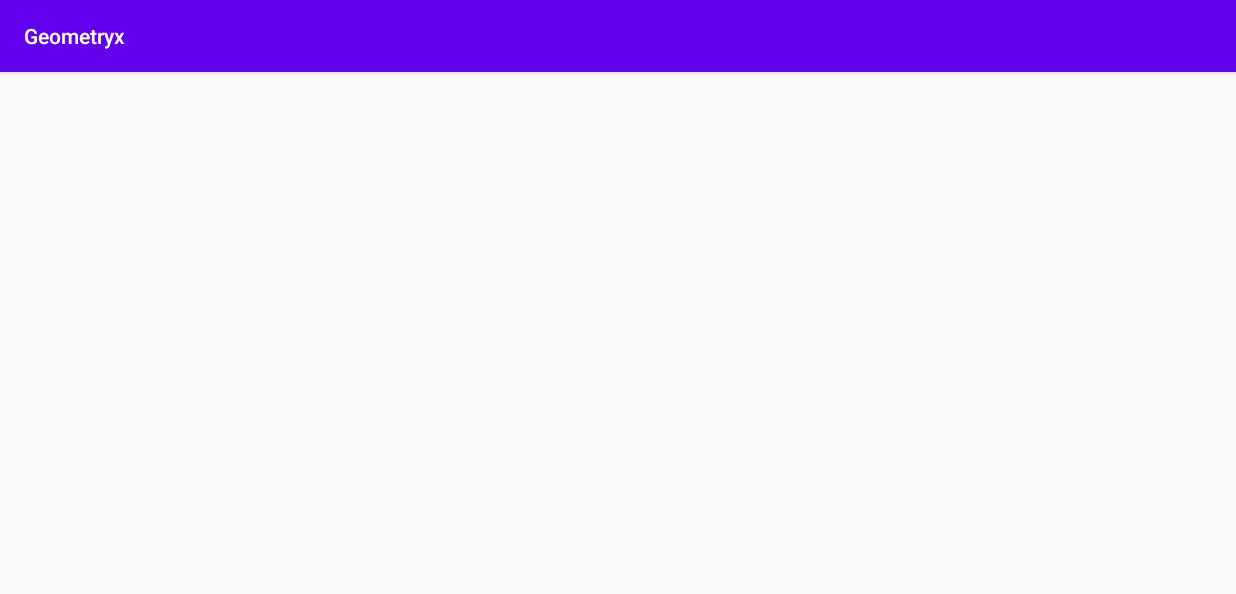
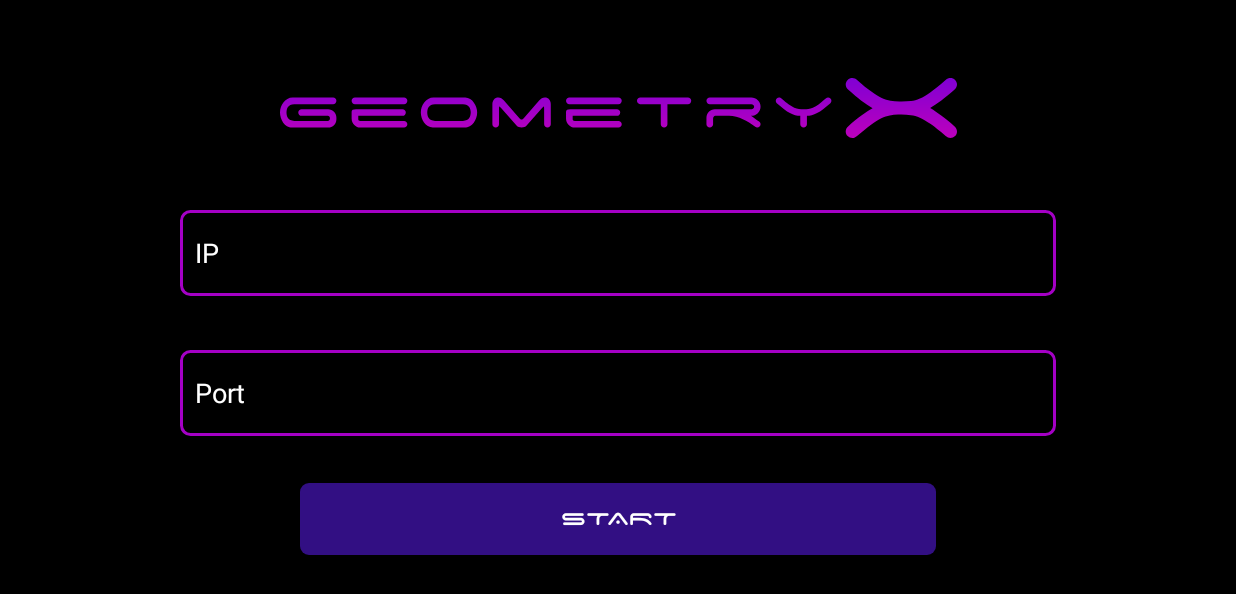
Before and after one commit to Sok4h/GeometryxAndroid, an Android app: the screen it shows after launch (MainActivity), on a phone screen of 824 x 412 dp (held sideways). Shown: the top 594 px of the screen. Run offline under Robolectric (Android 15) with nearby library versions, the phone set to English and light mode, and no system bars.

Commit message:
Activity conexion inputs

```diff
--- a/app/build.gradle
+++ b/app/build.gradle
@@ -3,6 +3,7 @@ apply plugin: 'com.android.application'
 android {
     compileSdkVersion 29
     buildToolsVersion "29.0.3"
+    android.defaultConfig.vectorDrawables.useSupportLibrary = true
 
     defaultConfig {
         applicationId "com.sokah.geometryx"
--- /dev/null
+++ b/app/src/main/res/drawable/btn.xml
@@ -0,0 +1,7 @@
+<?xml version="1.0" encoding="utf-8"?>
+<shape android:shape="rectangle"
+    xmlns:android="http://schemas.android.com/apk/res/android">
+    <solid android:color="#320F83"></solid>
+    <corners android:radius="6dp"></corners>
+
+</shape>
--- /dev/null
+++ b/app/src/main/res/drawable/input.xml
@@ -0,0 +1,17 @@
+<?xml version="1.0" encoding="utf-8"?>
+
+<shape android:shape="rectangle"
+    xmlns:android="http://schemas.android.com/apk/res/android">
+
+
+    <corners android:radius="6dp" />
+    <stroke
+        android:color="#A400C5"
+        android:width="3px" />
+    <solid android:color="@android:color/transparent"/>
+    <padding android:bottom="10dp"
+        android:left="10dp"
+        android:right="10dp"
+        android:top="10dp"></padding>
+
+</shape>
--- a/app/src/main/res/layout/activity_main.xml
+++ b/app/src/main/res/layout/activity_main.xml
@@ -2,6 +2,70 @@
 <androidx.constraintlayout.widget.ConstraintLayout xmlns:android="http://schemas.android.com/apk/res/android"
     xmlns:app="http://schemas.android.com/apk/res-auto"
     xmlns:tools="http://schemas.android.com/tools"
+    android:id="@+id/back"
     android:layout_width="match_parent"
     android:layout_height="match_parent"
-    tools:context=".MainActivity"/>
+    android:background="#000000"
+    tools:context=".MainActivity">
+
+    <ImageView
+        android:id="@+id/imageView2"
+        android:layout_width="wrap_content"
+        android:layout_height="64dp"
+        android:layout_marginTop="40dp"
+        app:layout_constraintEnd_toEndOf="parent"
+        app:layout_constraintStart_toStartOf="parent"
+        app:layout_constraintTop_toTopOf="parent"
+        app:srcCompat="@drawable/ic_logo" />
+
+    <EditText
+        android:id="@+id/inputPort"
+        android:layout_width="0dp"
+        android:layout_height="57dp"
+        android:layout_marginStart="120dp"
+        android:layout_marginTop="36dp"
+        android:layout_marginEnd="120dp"
+        android:background="@drawable/input"
+        android:ems="10"
+        android:hint="Port"
+        android:inputType="textPersonName"
+        android:textColor="#FFFFFF"
+        android:textColorHint="#FFFFFF"
+        app:layout_constraintEnd_toEndOf="parent"
+        app:layout_constraintHorizontal_bias="0.0"
+        app:layout_constraintStart_toStartOf="parent"
+        app:layout_constraintTop_toBottomOf="@+id/inputIp" />
+
+    <EditText
+        android:id="@+id/inputIp"
+        android:layout_width="0dp"
+        android:layout_height="57dp"
+        android:layout_marginStart="120dp"
+        android:layout_marginTop="36dp"
+        android:layout_marginEnd="120dp"
+        android:background="@drawable/input"
+        android:ems="10"
+        android:hint="IP"
+        android:inputType="textPersonName"
+        android:textColorHint="#FFFFFF"
+        app:layout_constraintEnd_toEndOf="parent"
+        app:layout_constraintHorizontal_bias="0.0"
+        app:layout_constraintStart_toStartOf="parent"
+        app:layout_constraintTop_toBottomOf="@+id/imageView2" />
+
+    <Button
+        android:id="@+id/button"
+        android:layout_width="0dp"
+        android:layout_height="wrap_content"
+        android:layout_marginStart="200dp"
+        android:layout_marginTop="31dp"
+        android:layout_marginEnd="200dp"
+        android:background="@drawable/btn"
+        android:fontFamily="@font/space_age"
+        android:text="Start"
+        android:textColor="#FFFFFF"
+        android:textSize="18sp"
+        app:layout_constraintEnd_toEndOf="parent"
+        app:layout_constraintStart_toStartOf="parent"
+        app:layout_constraintTop_toBottomOf="@+id/inputPort" />
+</androidx.constraintlayout.widget.ConstraintLayout>
--- a/app/src/main/res/values/styles.xml
+++ b/app/src/main/res/values/styles.xml
@@ -1,7 +1,7 @@
 <resources>
 
     <!-- Base application theme. -->
-    <style name="AppTheme" parent="Theme.AppCompat.Light.DarkActionBar">
+    <style name="AppTheme" parent="Theme.AppCompat.Light.NoActionBar">
         <!-- Customize your theme here. -->
         <item name="colorPrimary">@color/colorPrimary</item>
         <item name="colorPrimaryDark">@color/colorPrimaryDark</item>
```
Also changed, not shown: app/src/main/res/font/space_age.ttf (added).
